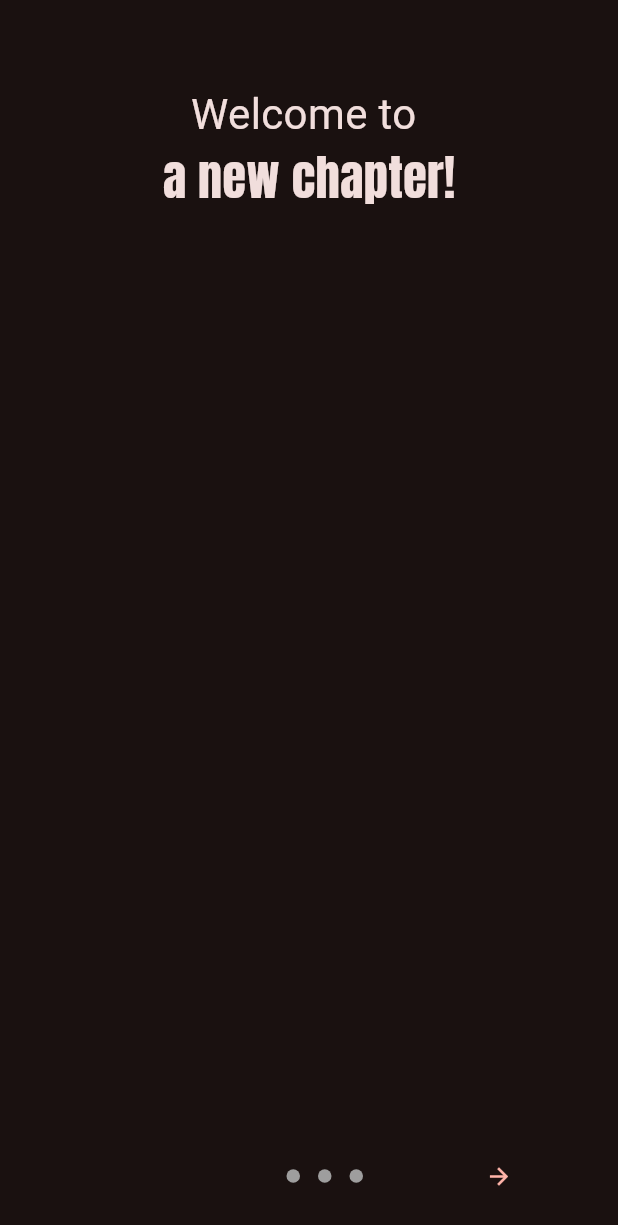
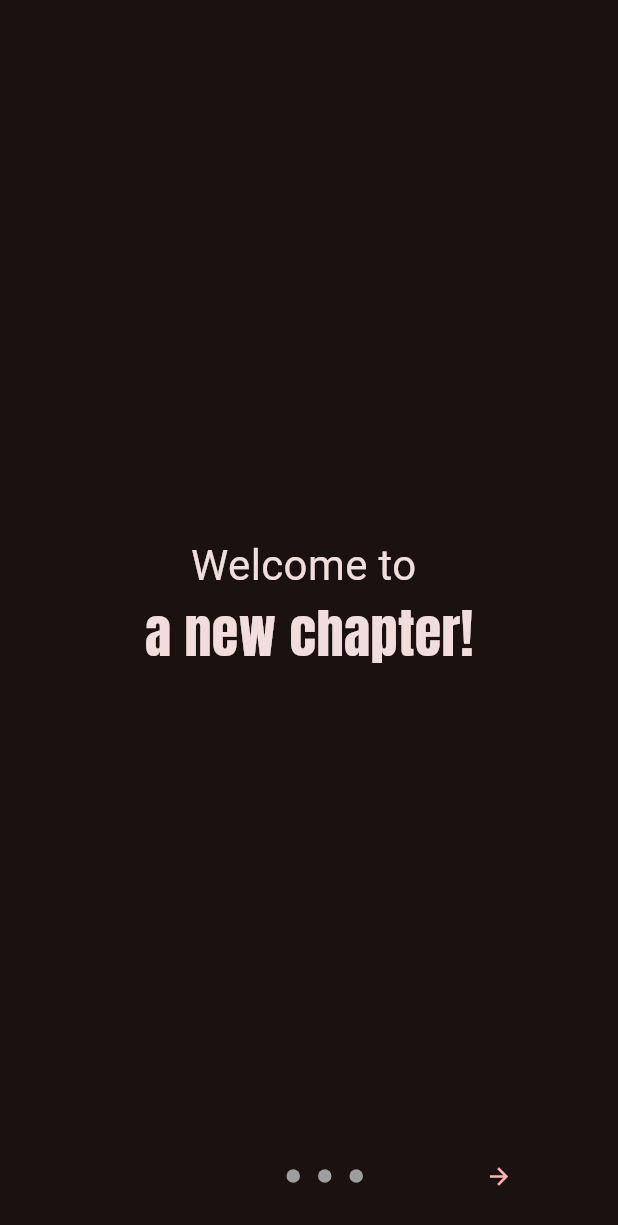
Before and after one commit to CerberusProgrammer/what_to_do, a Flutter app: the screen it shows after launch, after a tap on the "arrow back" icon, on a phone screen of 412 x 824 dp. Shown: the top 1225 px of the screen. Run offline on Flutter 3.47's test engine with Material 2 defaults, Android fonts, the phone set to English and light mode, and no system bars; drawn by our look-alikes of animated_text_kit, introduction_screen; our stand-ins replace action_slider, adaptive_theme, font_awesome_flutter, google_fonts, screenshot, shared_preferences and 2 more; missing offline and left inert: metaballs, random_avatar, social_share; accounts and stored records are empty; network calls fail.

Commit message:
New update for UI.

```diff
--- a/lib/card/main_card.dart
+++ b/lib/card/main_card.dart
@@ -83,6 +83,7 @@ class _MainCard extends State<StatefulWidget> {
                                             textPresentation[index],
                                             duration:
                                                 const Duration(seconds: 10),
+                                            textAlign: TextAlign.center,
                                           );
                                         }),
                                       ),
--- a/lib/card/share_card.dart
+++ b/lib/card/share_card.dart
@@ -158,6 +158,12 @@ class ShareCard extends StatelessWidget {
                 ],
               ),
             ),
+            FilledButton(
+              onPressed: () {
+                Navigator.pop(context);
+              },
+              child: const Text('Close'),
+            ),
           ],
         ),
       ),
--- a/lib/main.dart
+++ b/lib/main.dart
@@ -5,6 +5,7 @@ import 'package:sqflite/sqflite.dart';
 import 'package:what_to_do/data/constants.dart';
 import 'package:what_to_do/data/data.dart';
 import 'package:what_to_do/custom/my_custom_scroll_behavior.dart';
+import 'package:what_to_do/home.dart';
 import 'package:what_to_do/presentation.dart';
 import 'package:what_to_do/style/themes.dart';
 
@@ -16,8 +17,14 @@ void main() async {
 
   final prefs = await SharedPreferences.getInstance();
   Themes.defaultIndex = prefs.getInt('defaultIndex') ?? 0;
+  bool presentation = prefs.getBool('presentation') ?? true;
 
-  runApp(Main(savedThemeMode: savedThemeMode));
+  runApp(
+    Main(
+      savedThemeMode: savedThemeMode,
+      presentation: presentation,
+    ),
+  );
 
   openDatabase(
     activityDatabase,
@@ -70,7 +77,12 @@ void main() async {
 
 class Main extends StatefulWidget {
   final AdaptiveThemeMode? savedThemeMode;
-  const Main({super.key, required this.savedThemeMode});
+  final bool presentation;
+  const Main({
+    super.key,
+    required this.savedThemeMode,
+    required this.presentation,
+  });
 
   @override
   State<StatefulWidget> createState() => _Main();
@@ -97,7 +109,7 @@ class _Main extends State<Main> {
         title: 'What To Do?',
         theme: theme,
         darkTheme: darkTheme,
-        home: Presentation(),
+        home: widget.presentation ? Presentation() : const Home(),
       ),
     );
   }
--- a/lib/presentation.dart
+++ b/lib/presentation.dart
@@ -2,6 +2,7 @@ import 'package:animated_text_kit/animated_text_kit.dart';
 import 'package:flutter/material.dart';
 import 'package:google_fonts/google_fonts.dart';
 import 'package:introduction_screen/introduction_screen.dart';
+import 'package:shared_preferences/shared_preferences.dart';
 
 import 'data/constants.dart';
 import 'home.dart';
@@ -12,11 +13,7 @@ class Presentation extends StatelessWidget {
   final List<PageViewModel> pages = [
     PageViewModel(
       titleWidget: const SizedBox(),
-      bodyWidget: Center(
-        child: Column(
-          mainAxisSize: MainAxisSize.max,
-          mainAxisAlignment: MainAxisAlignment.center,
-          crossAxisAlignment: CrossAxisAlignment.center,
+      bodyWidget: Column(
         children: [
           const Text(
             'Welcome to ',
@@ -24,31 +21,38 @@ class Presentation extends StatelessWidget {
           ),
           AnimatedTextKit(
             repeatForever: true,
-              animatedTexts:
-                  List.generate(textPresentationIntro.length, (index) {
+            animatedTexts: List.generate(textPresentationIntro.length, (index) {
               return TypewriterAnimatedText(
                 textPresentationIntro[index],
-                  textStyle: GoogleFonts.anton(fontSize: 32),
+                textStyle: GoogleFonts.anton(fontSize: 36),
                 speed: const Duration(milliseconds: 100),
               );
             }),
           ),
         ],
       ),
+      decoration: const PageDecoration(bodyAlignment: Alignment.center),
+    ),
+    PageViewModel(
+      title: '',
+      bodyWidget: AnimatedTextKit(
+        isRepeatingAnimation: false,
+        totalRepeatCount: 1,
+        animatedTexts: List.generate(textPresentationIntro.length, (index) {
+          return TypewriterAnimatedText(
+            "The ultimate task management platform to help you stay organized, focused, and motivated to do new things in your life!",
+            textStyle: GoogleFonts.anton(fontSize: 36),
+            speed: const Duration(milliseconds: 100),
+            textAlign: TextAlign.center,
+          );
+        }),
       ),
       decoration: const PageDecoration(
-        bodyFlex: 0,
-        imageFlex: 4,
+        bodyAlignment: Alignment.center,
       ),
-      footer: const SizedBox(),
     ),
-    PageViewModel(
-      title: '1',
-      bodyWidget: const Text(
-          "Welcome to the ultimate task management platform to help you stay organized, focused, and motivated to do new things in your life!"),
-    ),
-    PageViewModel(title: '2', bodyWidget: const Text('a')),
-    PageViewModel(title: '3', bodyWidget: const Text('a')),
+    PageViewModel(title: 'Select a theme for you', bodyWidget: const Text('a')),
+    PageViewModel(title: 'Tell us your name', bodyWidget: const Text('a')),
   ];
 
   void _onIntroEnd(context) {
@@ -64,7 +68,9 @@ class Presentation extends StatelessWidget {
       showNextButton: true,
       showBackButton: true,
       done: const Text("Done"),
-      onDone: () {
+      onDone: () async {
+        final prefs = await SharedPreferences.getInstance();
+        prefs.setBool('presentation', false);
         _onIntroEnd(context);
       },
       back: const Icon(Icons.arrow_back),
```
Lines whose indentation alone changed are shown as unchanged.
